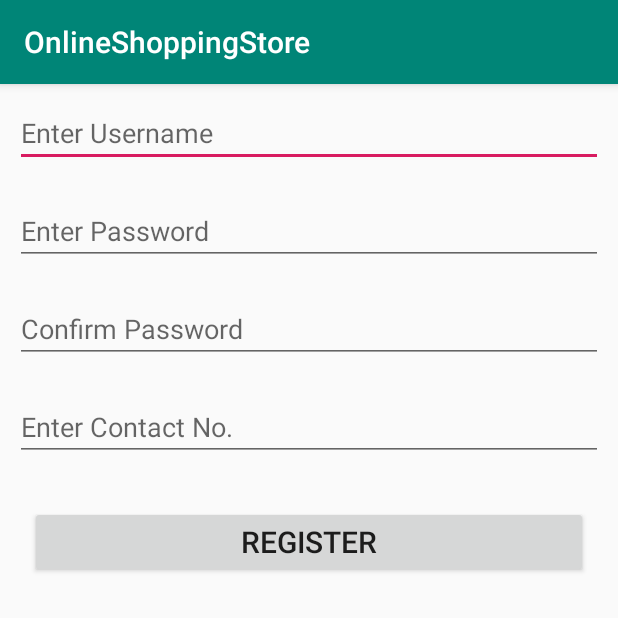
After one commit to amarpudasaini07/OnlineShoppingStore, an Android app: the fragment Signup shown on its own in the app's theme, on a phone screen of 412 x 824 dp, the top half of it. The commit adds this screen. Run offline under Robolectric (Android 15) with nearby library versions, the phone set to English and light mode, and no system bars.

Commit message:
Login and Signup Design is ready

```diff
--- a/app/build.gradle
+++ b/app/build.gradle
@@ -22,6 +22,7 @@ dependencies {
     implementation fileTree(dir: 'libs', include: ['*.jar'])
     implementation 'com.android.support:appcompat-v7:28.0.0'
     implementation 'com.android.support.constraint:constraint-layout:1.1.3'
+    implementation 'com.android.support:support-v4:28.0.0'
     testImplementation 'junit:junit:4.12'
     androidTestImplementation 'com.android.support.test:runner:1.0.2'
     androidTestImplementation 'com.android.support.test.espresso:espresso-core:3.0.2'
--- /dev/null
+++ b/app/src/main/java/com/e/onlineshoppingstore/Signup.java
@@ -0,0 +1,29 @@
+package com.e.onlineshoppingstore;
+
+
+import android.os.Bundle;
+import android.support.v4.app.Fragment;
+import android.view.LayoutInflater;
+import android.view.View;
+import android.view.ViewGroup;
+
+
+/**
+ * A simple {@link Fragment} subclass.
+ */
+public class Signup extends Fragment {
+
+
+    public Signup() {
+        // Required empty public constructor
+    }
+
+
+    @Override
+    public View onCreateView(LayoutInflater inflater, ViewGroup container,
+                             Bundle savedInstanceState) {
+        // Inflate the layout for this fragment
+        return inflater.inflate(R.layout.fragment_signup, container, false);
+    }
+
+}
--- /dev/null
+++ b/app/src/main/res/layout/fragment_signup.xml
@@ -0,0 +1,47 @@
+<?xml version="1.0" encoding="utf-8"?>
+<LinearLayout xmlns:android="http://schemas.android.com/apk/res/android"
+    xmlns:tools="http://schemas.android.com/tools"
+    android:layout_width="match_parent"
+    android:layout_height="match_parent"
+    android:orientation="vertical"
+    tools:context=".Signup">
+
+    <!-- TODO: Update blank fragment layout -->
+
+    <EditText
+        android:id="@+id/etRegisterUN"
+        android:layout_margin="10dp"
+        android:hint="Enter Username"
+        android:layout_width="match_parent"
+        android:layout_height="wrap_content" />
+
+    <EditText
+        android:id="@+id/etRegisterPW"
+        android:layout_margin="10dp"
+        android:hint="Enter Password"
+        android:layout_width="match_parent"
+        android:layout_height="wrap_content" />
+
+    <EditText
+        android:id="@+id/etRegisterConPW"
+        android:layout_margin="10dp"
+        android:hint="Confirm Password"
+        android:layout_width="match_parent"
+        android:layout_height="wrap_content" />
+
+    <EditText
+        android:id="@+id/etRegisterContact"
+        android:layout_margin="10dp"
+        android:hint="Enter Contact No."
+        android:layout_width="match_parent"
+        android:layout_height="wrap_content" />
+
+    <Button
+        android:id="@+id/btnSignup"
+        android:layout_margin="20dp"
+        android:textSize="20dp"
+        android:text="Register"
+        android:layout_width="match_parent"
+        android:layout_height="wrap_content" />
+
+</LinearLayout>
--- a/app/src/main/res/values/strings.xml
+++ b/app/src/main/res/values/strings.xml
@@ -1,3 +1,6 @@
 <resources>
     <string name="app_name">OnlineShoppingStore</string>
+
+    <!-- TODO: Remove or change this placeholder text -->
+    <string name="hello_blank_fragment">Hello blank fragment</string>
 </resources>
```
Also changed, not shown: app/src/main/java/com/e/onlineshoppingstore/Login.java (added, +29 -0 lines), app/src/main/res/layout/fragment_login.xml (added, +36 -0 lines).
